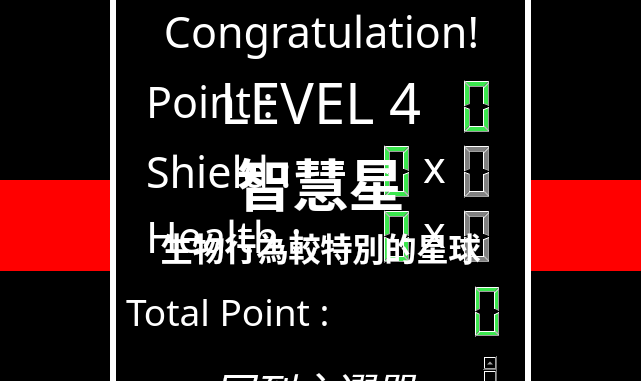
alvin5716/Shooting-Game-Space-Defender, file mainwindow.ui: the form before one commit; both pictures show x 148 to 789 and y 231 to 612 of the 1206 by 962 pixel window.
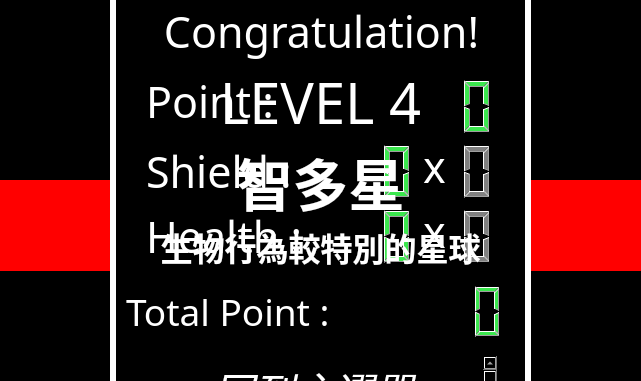
The form after the commit. The open tabs and pages were chosen to show the change. Icons and pictures are not drawn. Custom widgets are drawn as their Qt base class.

The edit to the form file:
```diff
--- a/mainwindow.ui
+++ b/mainwindow.ui
@@ -1243,7 +1243,7 @@
 p, li { white-space: pre-wrap; }
 &lt;/style&gt;&lt;/head&gt;&lt;body style=&quot; font-family:'Abyssinica SIL'; font-size:12pt; font-weight:600; font-style:normal;&quot;&gt;
 &lt;p align=&quot;center&quot; style=&quot; margin-top:0px; margin-bottom:0px; margin-left:0px; margin-right:0px; -qt-block-indent:0; text-indent:0px;&quot;&gt;&lt;span style=&quot; font-family:'TW Cen MT'; font-size:56px; font-weight:400;&quot;&gt;LEVEL 4&lt;/span&gt;&lt;/p&gt;
-&lt;p align=&quot;center&quot; style=&quot; margin-top:0px; margin-bottom:0px; margin-left:0px; margin-right:0px; -qt-block-indent:0; text-indent:0px;&quot;&gt;&lt;span style=&quot; font-family:'微軟正黑體'; font-size:56px;&quot;&gt;智慧星&lt;/span&gt;&lt;/p&gt;
+&lt;p align=&quot;center&quot; style=&quot; margin-top:0px; margin-bottom:0px; margin-left:0px; margin-right:0px; -qt-block-indent:0; text-indent:0px;&quot;&gt;&lt;span style=&quot; font-family:'微軟正黑體'; font-size:56px;&quot;&gt;智多星&lt;/span&gt;&lt;/p&gt;
 &lt;p align=&quot;center&quot; style=&quot; margin-top:0px; margin-bottom:0px; margin-left:0px; margin-right:0px; -qt-block-indent:0; text-indent:0px;&quot;&gt;&lt;span style=&quot; font-family:'微軟正黑體'; font-size:32px;&quot;&gt;生物行為較特別的星球&lt;/span&gt;&lt;/p&gt;&lt;/body&gt;&lt;/html&gt;</string>
           </property>
          </widget>
```
Left out of the diff: 3 changed lines with no effect on the pictures.
